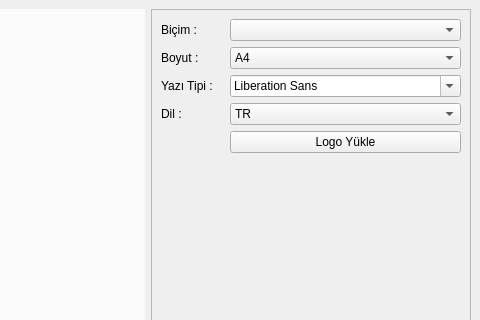
Qt form press_v4/editreport.ui (silozd/presstest_control_app) before a commit; both pictures show x 345 to 825 and y 0 to 320 of the 825 by 647 pixel window.
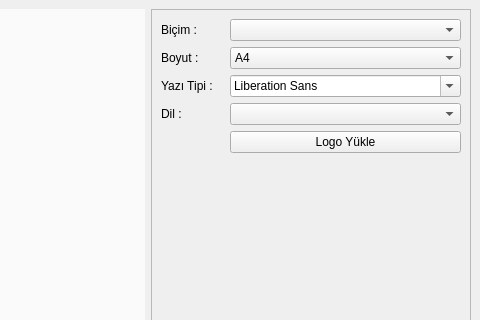
The same form after that commit.

```diff
--- a/press_v4/editreport.ui
+++ b/press_v4/editreport.ui
@@ -149,16 +149,6 @@
             <property name="cursor">
              <cursorShape>PointingHandCursor</cursorShape>
             </property>
-            <item>
-             <property name="text">
-              <string>TR</string>
-             </property>
-            </item>
-            <item>
-             <property name="text">
-              <string>ENG</string>
-             </property>
-            </item>
            </widget>
           </item>
          </layout>
```
Left out of the diff: 2 changed lines with no effect on the pictures.
